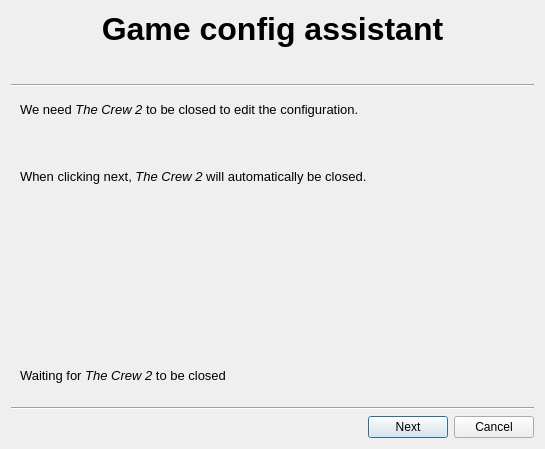
Above: BrokenTC2/TC/Dialog_ConfigureGame.ui from BrokenGameNoob/BrokenTC2 before the change. Below: the same form after it.
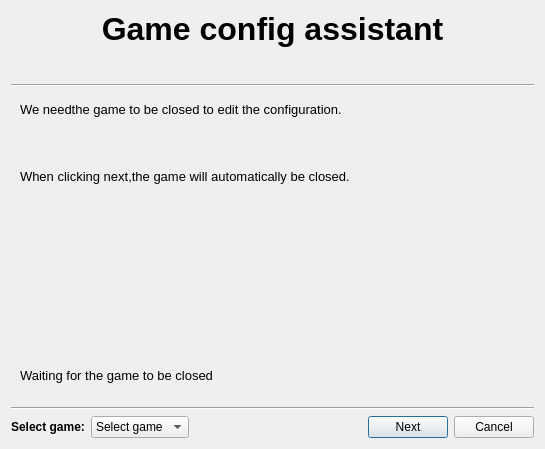
That is the form after the change. The open tabs and pages were chosen to show the change.

Commit message: Added motorfest configuration

```diff
--- a/BrokenTC2/TC/Dialog_ConfigureGame.ui
+++ b/BrokenTC2/TC/Dialog_ConfigureGame.ui
@@ -88,7 +88,7 @@
        <item>
         <widget class="QLabel" name="label">
          <property name="text">
-          <string>&lt;html&gt;&lt;head/&gt;&lt;body&gt;&lt;p&gt;&lt;span style=&quot; font-size:10pt;&quot;&gt;We need&lt;/span&gt;&lt;span style=&quot; font-size:10pt; font-style:italic;&quot;&gt; The Crew 2&lt;/span&gt;&lt;span style=&quot; font-size:10pt;&quot;&gt; to be closed to edit the configuration.&lt;/span&gt;&lt;/p&gt;&lt;p&gt;&lt;br/&gt;&lt;/p&gt;&lt;p&gt;&lt;span style=&quot; font-size:10pt;&quot;&gt;When clicking next,&lt;/span&gt;&lt;span style=&quot; font-size:10pt; font-style:italic;&quot;&gt; The Crew 2&lt;/span&gt;&lt;span style=&quot; font-size:10pt;&quot;&gt; will automatically be closed.&lt;/span&gt;&lt;/p&gt;&lt;/body&gt;&lt;/html&gt;</string>
+          <string>&lt;html&gt;&lt;head/&gt;&lt;body&gt;&lt;p&gt;&lt;span style=&quot; font-size:10pt;&quot;&gt;We need&lt;/span&gt;&lt;span style=&quot; font-size:10pt; font-style:italic;&quot;/&gt;&lt;span style=&quot; font-size:10pt;&quot;&gt;the game&lt;/span&gt;&lt;span style=&quot; font-size:10pt;&quot;&gt; to be closed to edit the configuration.&lt;/span&gt;&lt;/p&gt;&lt;p&gt;&lt;br/&gt;&lt;/p&gt;&lt;p&gt;&lt;span style=&quot; font-size:10pt;&quot;&gt;When clicking next,&lt;/span&gt;&lt;span style=&quot; font-size:10pt; font-style:italic;&quot;/&gt;&lt;span style=&quot; font-size:10pt;&quot;&gt;the game will automatically be closed.&lt;/span&gt;&lt;/p&gt;&lt;/body&gt;&lt;/html&gt;</string>
          </property>
          <property name="textFormat">
           <enum>Qt::AutoText</enum>
@@ -115,7 +115,7 @@
             </sizepolicy>
            </property>
            <property name="text">
-            <string>&lt;html&gt;&lt;head/&gt;&lt;body&gt;&lt;p&gt;&lt;span style=&quot; font-size:10pt;&quot;&gt;Waiting for &lt;/span&gt;&lt;span style=&quot; font-size:10pt; font-style:italic;&quot;&gt;The Crew 2&lt;/span&gt;&lt;span style=&quot; font-size:10pt;&quot;&gt; to be closed&lt;/span&gt;&lt;/p&gt;&lt;/body&gt;&lt;/html&gt;</string>
+            <string>&lt;html&gt;&lt;head/&gt;&lt;body&gt;&lt;p&gt;&lt;span style=&quot; font-size:10pt;&quot;&gt;Waiting for the game to be closed&lt;/span&gt;&lt;/p&gt;&lt;/body&gt;&lt;/html&gt;</string>
            </property>
           </widget>
          </item>
@@ -169,6 +169,32 @@
    </item>
    <item>
     <layout class="QHBoxLayout" name="hlay_pb">
+     <item>
+      <widget class="QLabel" name="lbl_disp_selectGame">
+       <property name="text">
+        <string>&lt;html&gt;&lt;head/&gt;&lt;body&gt;&lt;p&gt;&lt;span style=&quot; font-weight:700;&quot;&gt;Select game:&lt;/span&gt;&lt;/p&gt;&lt;/body&gt;&lt;/html&gt;</string>
+       </property>
+      </widget>
+     </item>
+     <item>
+      <widget class="QComboBox" name="comboBox">
+       <item>
+        <property name="text">
+         <string>Select game</string>
+        </property>
+       </item>
+       <item>
+        <property name="text">
+         <string>The Crew 2</string>
+        </property>
+       </item>
+       <item>
+        <property name="text">
+         <string>Motorfest</string>
+        </property>
+       </item>
+      </widget>
+     </item>
      <item>
       <spacer name="horizontalSpacer">
        <property name="orientation">
```
Left out of the diff: 2 changed lines with no effect on the pictures. The commit also changes 9 other files.
